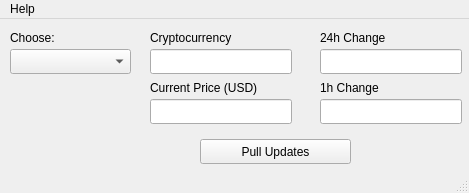
jordan-herrmann/BitcoinUI, file bitcoin_notifications.ui: the form before one commit.
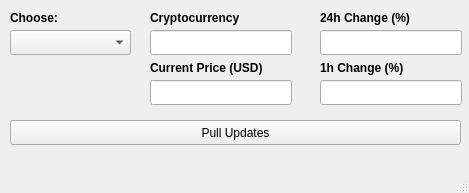
The form after the commit.

Commit message: Added code for style sheets

Patch:
```diff
--- a/bitcoin_notifications.ui
+++ b/bitcoin_notifications.ui
@@ -17,9 +17,9 @@
    <widget class="QPushButton" name="pullButton">
     <property name="geometry">
      <rect>
-      <x>200</x>
+      <x>10</x>
       <y>120</y>
-      <width>151</width>
+      <width>451</width>
       <height>25</height>
      </rect>
     </property>
@@ -32,12 +32,12 @@
      <rect>
       <x>150</x>
       <y>10</y>
-      <width>107</width>
+      <width>121</width>
       <height>17</height>
      </rect>
     </property>
     <property name="text">
-     <string>Cryptocurrency</string>
+     <string>&lt;html&gt;&lt;head/&gt;&lt;body&gt;&lt;p&gt;&lt;span style=&quot; font-weight:600;&quot;&gt;Cryptocurrency&lt;/span&gt;&lt;/p&gt;&lt;/body&gt;&lt;/html&gt;</string>
     </property>
    </widget>
    <widget class="QLineEdit" name="lineEditCrypto">
@@ -58,12 +58,12 @@
      <rect>
       <x>150</x>
       <y>60</y>
-      <width>132</width>
+      <width>151</width>
       <height>17</height>
      </rect>
     </property>
     <property name="text">
-     <string>Current Price (USD)</string>
+     <string>&lt;html&gt;&lt;head/&gt;&lt;body&gt;&lt;p&gt;&lt;span style=&quot; font-weight:600;&quot;&gt;Current Price (USD)&lt;/span&gt;&lt;/p&gt;&lt;/body&gt;&lt;/html&gt;</string>
     </property>
    </widget>
    <widget class="QLineEdit" name="lineEditPrice">
@@ -84,12 +84,12 @@
      <rect>
       <x>320</x>
       <y>10</y>
-      <width>81</width>
+      <width>121</width>
       <height>17</height>
      </rect>
     </property>
     <property name="text">
-     <string>24h Change</string>
+     <string>&lt;html&gt;&lt;head/&gt;&lt;body&gt;&lt;p&gt;&lt;span style=&quot; font-weight:600;&quot;&gt;24h Change (%)&lt;/span&gt;&lt;/p&gt;&lt;/body&gt;&lt;/html&gt;</string>
     </property>
    </widget>
    <widget class="QLineEdit" name="lineEdit24H">
@@ -110,12 +110,12 @@
      <rect>
       <x>320</x>
       <y>60</y>
-      <width>72</width>
+      <width>111</width>
       <height>17</height>
      </rect>
     </property>
     <property name="text">
-     <string>1h Change</string>
+     <string>&lt;html&gt;&lt;head/&gt;&lt;body&gt;&lt;p&gt;&lt;span style=&quot; font-weight:600;&quot;&gt;1h Change (%)&lt;/span&gt;&lt;/p&gt;&lt;/body&gt;&lt;/html&gt;</string>
     </property>
    </widget>
    <widget class="QLineEdit" name="lineEdit1H">
@@ -151,7 +151,7 @@
      </rect>
     </property>
     <property name="text">
-     <string>Choose:</string>
+     <string>&lt;html&gt;&lt;head/&gt;&lt;body&gt;&lt;p&gt;&lt;span style=&quot; font-weight:600;&quot;&gt;Choose:&lt;/span&gt;&lt;/p&gt;&lt;/body&gt;&lt;/html&gt;</string>
     </property>
    </widget>
   </widget>
@@ -164,13 +164,6 @@
      <height>22</height>
     </rect>
    </property>
-   <widget class="QMenu" name="menuHelp">
-    <property name="title">
-     <string>Help</string>
-    </property>
-    <addaction name="actionInstructions"/>
-   </widget>
-   <addaction name="menuHelp"/>
   </widget>
   <widget class="QStatusBar" name="statusbar"/>
   <action name="actionInstructions">
```
The commit also changes 2 other files.
